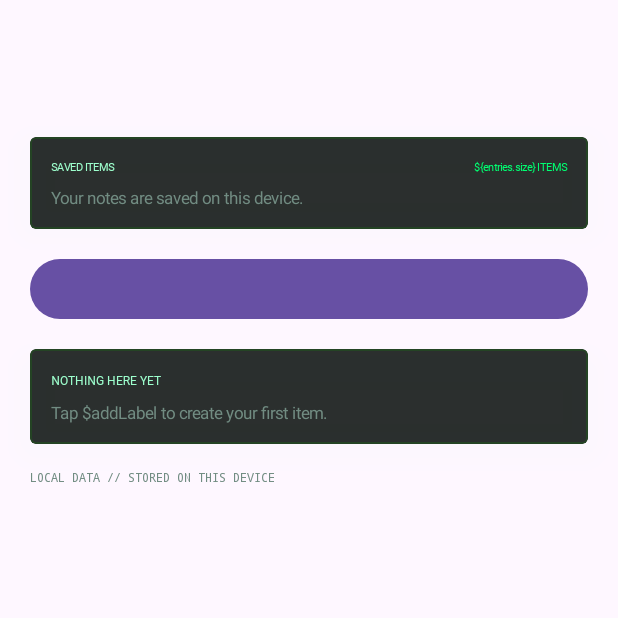
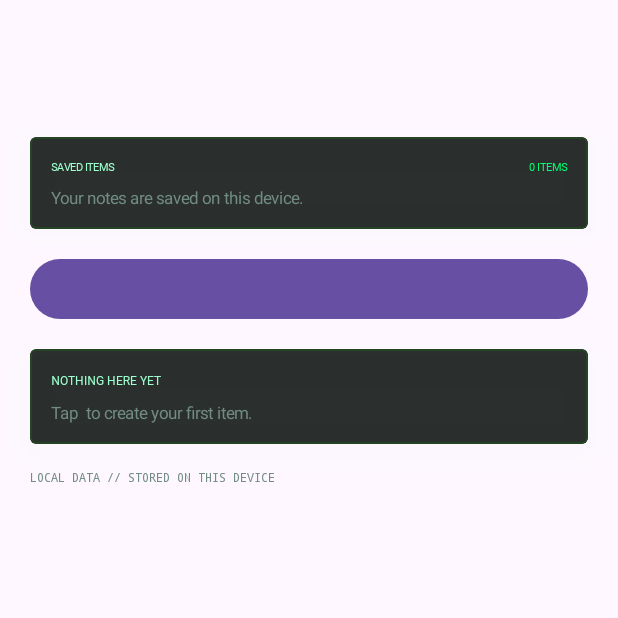
Before and after one commit to YatesV/Dash, an Android app built with Jetpack Compose: the composable WorkspacePage called with empty values, on a phone screen of 412 x 824 dp, the top half of it. Run offline under Robolectric (Android 15) with nearby library versions, the phone set to English and light mode, and no system bars; Roboto replaces fonts that are not available here.

Commit message:
Fix Kotlin string interpolation in workspace screens

```diff
--- a/app/src/main/java/com/yates/dash/MainActivity.kt
+++ b/app/src/main/java/com/yates/dash/MainActivity.kt
@@ -323,7 +323,7 @@ private fun WorkspacePage(title: String, subtitle: String, storageKey: String, c
             val done = entries.count { it.startsWith("1::") }
             Row(Modifier.fillMaxWidth(), horizontalArrangement = Arrangement.SpaceBetween) {
                 PixelText(if (checkable) "PROGRESS" else "SAVED ITEMS", Mint, 7)
-                PixelText("\${entries.size} ITEMS", Neon, 7)
+                PixelText("${entries.size} ITEMS", Neon, 7)
             }
             if (checkable) {
                 Spacer(Modifier.height(10.dp))
@@ -331,7 +331,7 @@ private fun WorkspacePage(title: String, subtitle: String, storageKey: String, c
                     Box(Modifier.fillMaxWidth(if (entries.isEmpty()) 0f else done.toFloat() / entries.size).fillMaxHeight().background(Neon))
                 }
                 Spacer(Modifier.height(7.dp))
-                Text("\$done OF \${entries.size} COMPLETED", color = Dim, fontFamily = FontFamily.Monospace, fontSize = 8.sp)
+                Text("$done OF ${entries.size} COMPLETED", color = Dim, fontFamily = FontFamily.Monospace, fontSize = 8.sp)
             } else {
                 Spacer(Modifier.height(8.dp))
                 Text("Your notes are saved on this device.", color = Dim, fontSize = 11.sp)
@@ -346,7 +346,7 @@ private fun WorkspacePage(title: String, subtitle: String, storageKey: String, c
             NeonPanel(Modifier.fillMaxWidth()) {
                 PixelText("NOTHING HERE YET", Mint, 8)
                 Spacer(Modifier.height(8.dp))
-                Text("Tap \$addLabel to create your first item.", color = Dim, fontSize = 11.sp)
+                Text("Tap $addLabel to create your first item.", color = Dim, fontSize = 11.sp)
             }
         } else {
             entries.toList().forEach { entry ->
```
